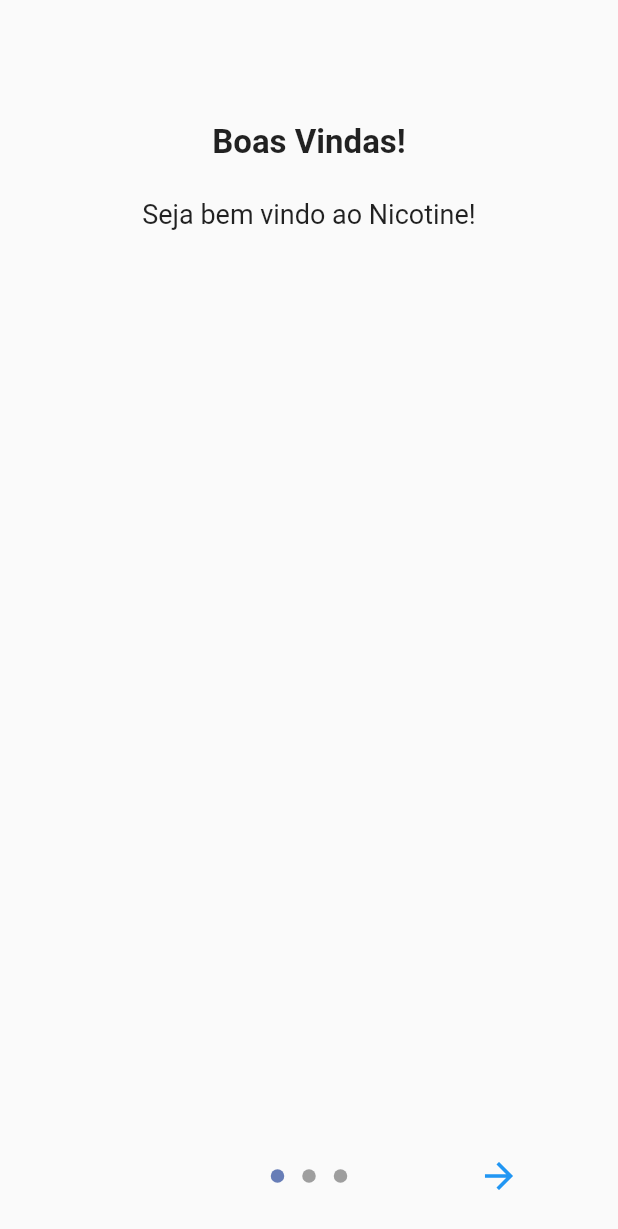
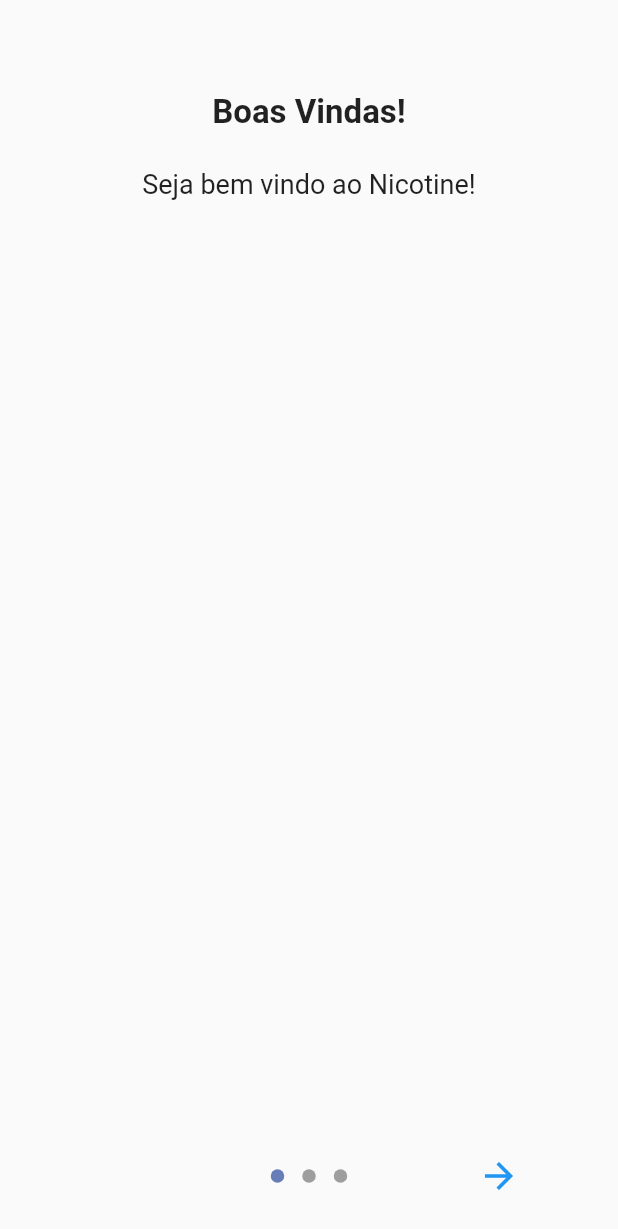
Before and after one commit to RJustoX/Liber, a Flutter app: the screen it shows after launch, after a tap on "Vamos Começar?", on a phone screen of 412 x 824 dp. Shown: the top 1229 px of the screen. Run offline on Flutter 3.47's test engine with Material 2 defaults, Android fonts, the phone set to English and light mode, and no system bars; drawn by our look-alikes of introduction_screen; our stand-ins replace hexcolor.

Commit message:
:bug: ajuste

```diff
--- a/lib/main.dart
+++ b/lib/main.dart
@@ -1,16 +1,12 @@
 import 'package:flutter/material.dart';
 import 'package:hexcolor/hexcolor.dart';
-import 'package:nicotine/views/introduction.view.dart';
 import 'package:nicotine/views/login.view.dart';
-import 'package:nicotine/views/register.view.dart';
-import 'package:nicotine/views/signup.view.dart';
 
 void main() {
   runApp(MyApp());
 }
 
 class MyApp extends StatelessWidget {
-  final PageController _pController = PageController(initialPage: 1);
   @override
   Widget build(BuildContext context) {
     return MaterialApp(
--- a/lib/views/introduction.view.dart
+++ b/lib/views/introduction.view.dart
@@ -11,11 +11,11 @@ class IntroductionView extends StatefulWidget {
 }
 
 class _IntroductionViewState extends State<IntroductionView> {
-  void _onIntroEnd(context) {
-    Navigator.of(context).push(
-      MaterialPageRoute(builder: (_) => HomeView()),
-    );
-  }
+  // void _onIntroEnd(context) {
+  //   Navigator.of(context).push(
+  //     MaterialPageRoute(builder: (_) => HomeView()),
+  //   );
+  // }
 
   @override
   Widget build(BuildContext context) {
@@ -34,7 +34,7 @@ class _IntroductionViewState extends State<IntroductionView> {
       pages: [
         PageViewModel(
           titleWidget: Padding(
-            padding: EdgeInsets.only(top: 50.0),
+            padding: EdgeInsets.only(top: 30.0),
             child: Text(
               'Boas Vindas!',
               style: TextStyle(
@@ -47,7 +47,7 @@ class _IntroductionViewState extends State<IntroductionView> {
         ),
         PageViewModel(
           titleWidget: Padding(
-            padding: EdgeInsets.only(top: 50.0),
+            padding: EdgeInsets.only(top: 30.0),
             child: Text(
               'Este é o inicio',
               style: TextStyle(
@@ -60,7 +60,7 @@ class _IntroductionViewState extends State<IntroductionView> {
         ),
         PageViewModel(
           titleWidget: Padding(
-            padding: EdgeInsets.only(top: 50.0),
+            padding: EdgeInsets.only(top: 30.0),
             child: Text(
               'Quase tudo pronto!',
               style: TextStyle(
@@ -70,7 +70,7 @@ class _IntroductionViewState extends State<IntroductionView> {
             ),
           ),
           bodyWidget: SizedBox(
-            height: MediaQuery.of(context).size.height * 0.6,
+            height: MediaQuery.of(context).size.height * 0.8,
             child: Column(
               children: [
                 Text(
@@ -82,7 +82,7 @@ class _IntroductionViewState extends State<IntroductionView> {
                 ),
                 Container(
                   margin: EdgeInsets.symmetric(vertical: 20),
-                  height: MediaQuery.of(context).size.height / 3,
+                  height: MediaQuery.of(context).size.height / 2.5,
                   decoration: BoxDecoration(
                     image: DecorationImage(
                       fit: BoxFit.cover,
```
